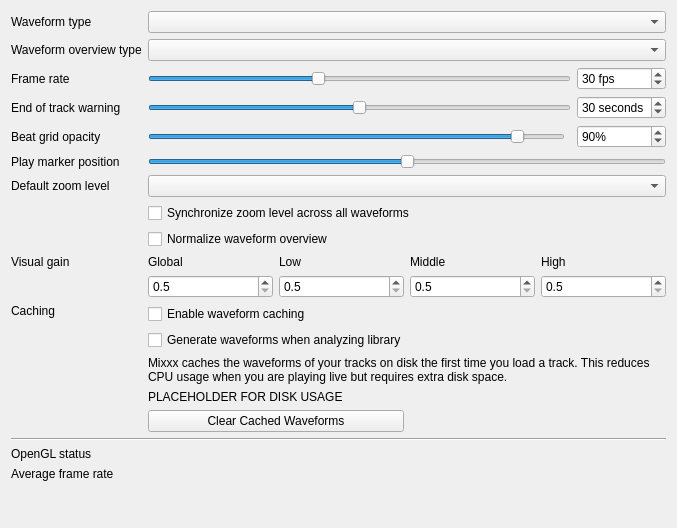
The window that src/preferences/dialog/dlgprefwaveformdlg.ui (mixxxdj/mixxx) describes before a commit, drawn with Qt 5.
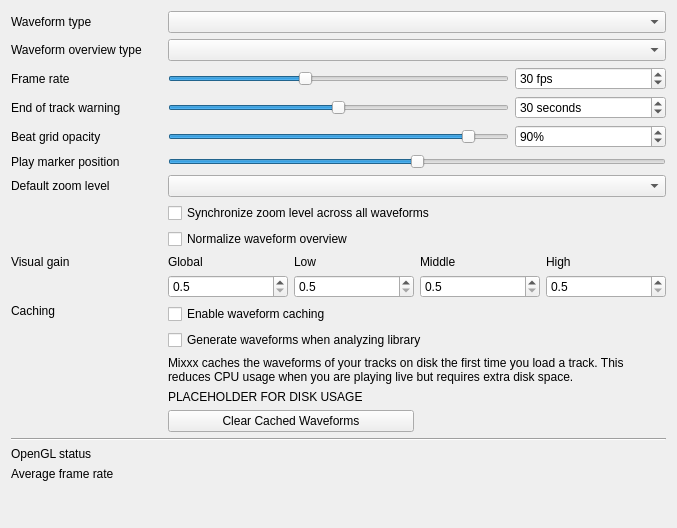
The same window after the commit.

Commit message: fix slider appearance (transparency, vertical alignment, cut off at top) on macos for both dark and light mode and properly align the beatGridAlpha slider with the other sliders

The edit to the form file:
```diff
--- a/src/preferences/dialog/dlgprefwaveformdlg.ui
+++ b/src/preferences/dialog/dlgprefwaveformdlg.ui
@@ -490,7 +490,7 @@
        </property>
       </widget>
      </item>
-     <item row="4" column="1">
+     <item row="4" column="1" colspan="2">
       <widget class="QSlider" name="beatGridAlphaSlider">
        <property name="maximum">
         <number>100</number>
```
The commit also changes 5 other files.
